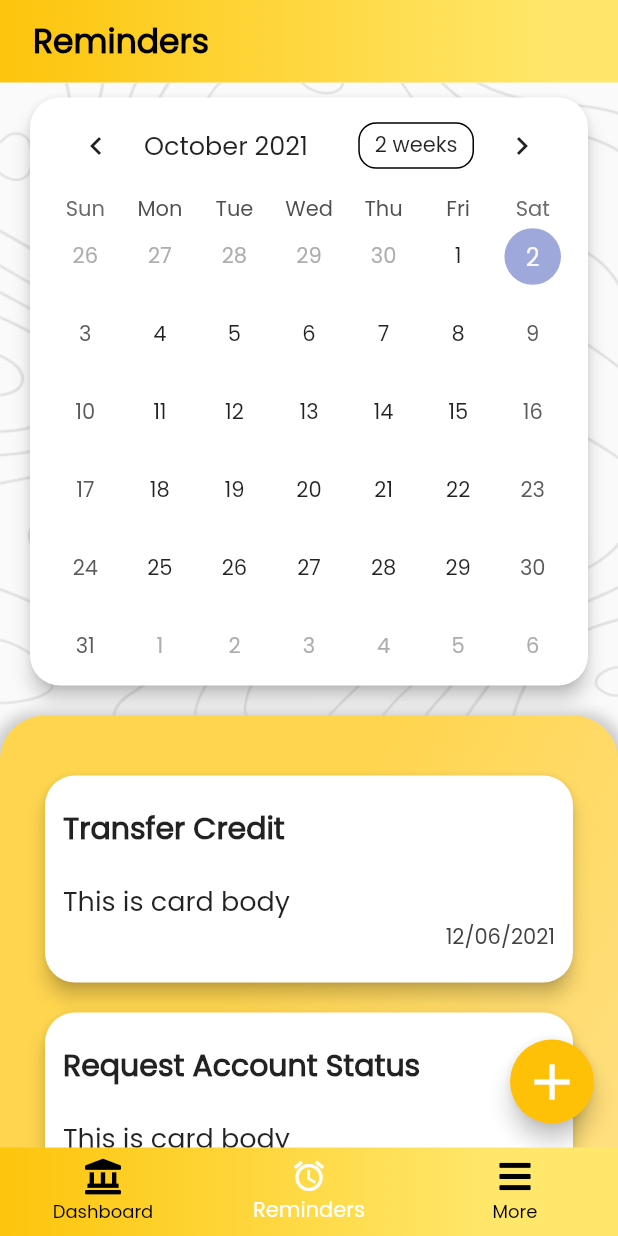
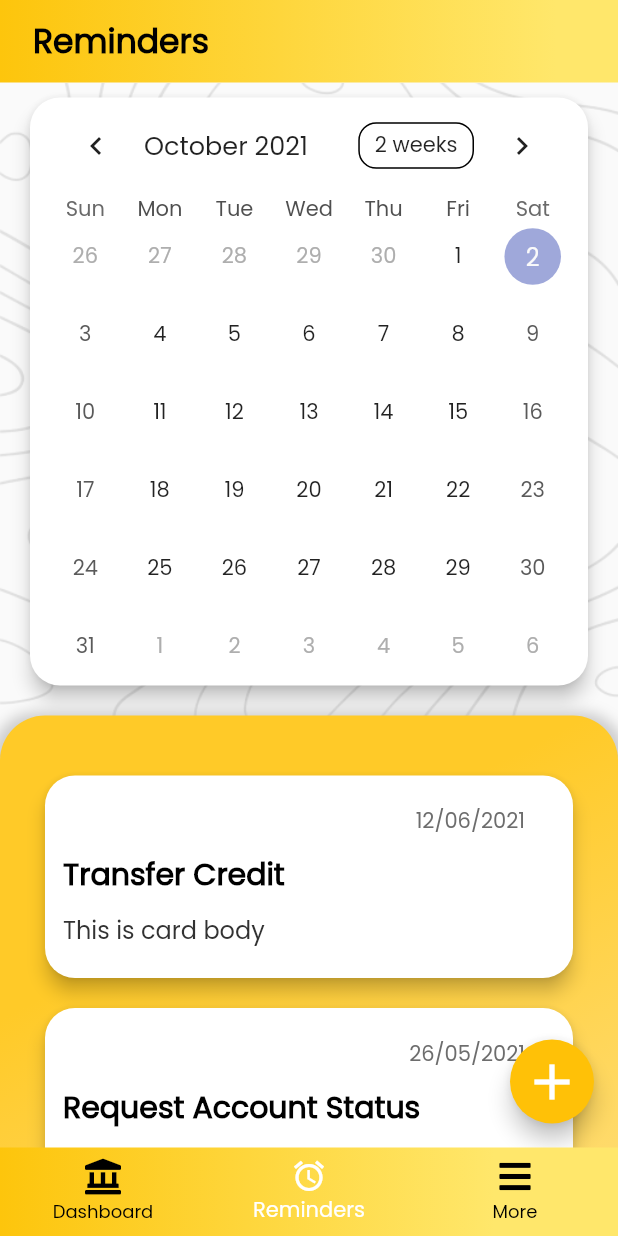
Before and after one commit to it19951386/BOC_Mobile_App, a Flutter app: the screen it shows after launch, item 2 of the bottom bar chosen, on a phone screen of 412 x 824 dp. Run offline on Flutter 3.47's test engine with Material 2 defaults, Android fonts, the phone set to English and light mode, and no system bars; drawn by our look-alikes of table_calendar; our stand-ins replace font_awesome_flutter.

Commit message:
import reminder card widget to reminder

```diff
--- a/lib/screens/charith/reminder.dart
+++ b/lib/screens/charith/reminder.dart
@@ -1,8 +1,10 @@
+import 'package:boc_mobile_app/screens/charith/addReminder.dart';
 import 'package:flutter/material.dart';
 import 'package:table_calendar/table_calendar.dart';
 import 'package:boc_mobile_app/screens/charith/widgets/calender.dart';
 import 'package:boc_mobile_app/screens/pasindu/customAppBar.dart';
 import 'package:boc_mobile_app/screens/charith/data/utils.dart';
+import 'package:boc_mobile_app/screens/charith/widgets/export_widegts.dart';
 
 class Reminder extends StatefulWidget {
   const Reminder({Key? key}) : super(key: key);
@@ -42,6 +44,7 @@ class _ReminderState extends State<Reminder> {
                           mainAxisSize: MainAxisSize.min,
                           mainAxisAlignment: MainAxisAlignment.start,
                           children: <Widget>[
+                            //importing calender widget
                             Calender(),
                             SizedBox(
                               height: 20.0,
@@ -49,14 +52,18 @@ class _ReminderState extends State<Reminder> {
                             Container(
                               decoration: BoxDecoration(
                                   gradient: LinearGradient(
-                                    begin: Alignment.centerLeft,
-                                    end: Alignment.bottomRight,
-                                    colors: <Color>[
-                                      Colors.amber.shade300,
-                                      Colors.amber.shade200
-                                    ],
-                                    stops: [0.2, 0.8],
-                                  ),
+                                      begin: Alignment.topLeft,
+                                      end: Alignment.bottomRight,
+                                      colors: <Color>[
+                                        Colors.amber.shade400,
+                                        Colors.amber.shade200,
+                                        Colors.amber.shade300
+                                      ],
+                                      stops: [
+                                        0.2,
+                                        0.6,
+                                        0.9
+                                      ]),
                                   borderRadius: BorderRadius.vertical(
                                       top: Radius.circular(30)),
                                   boxShadow: [
@@ -67,84 +74,9 @@ class _ReminderState extends State<Reminder> {
                                       offset: Offset(0, 3),
                                     ),
                                   ]),
-                              height: 500.0,
+                              height: 800.0,
                               alignment: Alignment.topCenter,
-                              child: Column(
-                                children: <Widget>[
-                                  Card(
-                                    child: Padding(
-                                      padding: const EdgeInsets.fromLTRB(
-                                          12.0, 20.0, 12.0, 20.0),
-                                      child: Column(
-                                        crossAxisAlignment:
-                                            CrossAxisAlignment.stretch,
-                                        children: <Widget>[
-                                          Text(
-                                            'Transfer Credit',
-                                            style: TextStyle(
-                                              fontSize: 20,
-                                              fontWeight: FontWeight.bold,
-                                            ),
-                                          ),
-                                          const SizedBox(height: 20),
-                                          Text(
-                                            'This is card body',
-                                            style: TextStyle(fontSize: 18),
-                                          ),
-                                          Text(
-                                            '12/06/2021',
-                                            textAlign: TextAlign.right,
-                                            style: TextStyle(
-                                                color: Colors.grey[800]),
-                                          ),
-                                        ],
-                                      ),
-                                    ),
-                                    shape: RoundedRectangleBorder(
-                                      borderRadius: BorderRadius.circular(20.0),
-                                    ),
-                                    elevation: 5.0,
-                                    margin:
-                                        EdgeInsets.fromLTRB(30, 40, 30, 0.0),
-                                  ),
-                                  Card(
-                                    child: Padding(
-                                      padding: const EdgeInsets.fromLTRB(
-                                          12.0, 20.0, 12.0, 20.0),
-                                      child: Column(
-                                        crossAxisAlignment:
-                                            CrossAxisAlignment.stretch,
-                                        children: <Widget>[
-                                          Text(
-                                            'Request Account Status',
-                                            style: TextStyle(
-                                              fontSize: 20,
-                                              fontWeight: FontWeight.bold,
-                                            ),
-                                          ),
-                                          const SizedBox(height: 20),
-                                          Text(
-                                            'This is card body',
-                                            style: TextStyle(fontSize: 18),
-                                          ),
-                                          Text(
-                                            '26/05/2021',
-                                            textAlign: TextAlign.right,
-                                            style: TextStyle(
-                                                color: Colors.grey[800]),
-                                          )
-                                        ],
-                                      ),
-                                    ),
-                                    shape: RoundedRectangleBorder(
-                                      borderRadius: BorderRadius.circular(20.0),
-                                    ),
-                                    elevation: 5.0,
-                                    margin:
-                                        EdgeInsets.fromLTRB(30, 20, 30, 0.0),
-                                  ),
-                                ],
-                              ),
+                              child: ReminderCard(), //importing reminder cards
                             ),
                           ],
                         ),
@@ -158,7 +90,10 @@ class _ReminderState extends State<Reminder> {
         ],
       ),
       floatingActionButton: FloatingActionButton(
-        onPressed: () {},
+        onPressed: () {
+          Navigator.push(
+              context, MaterialPageRoute(builder: (context) => AddReminder()));
+        },
         child: Icon(
           Icons.add,
           color: Colors.white,
```
